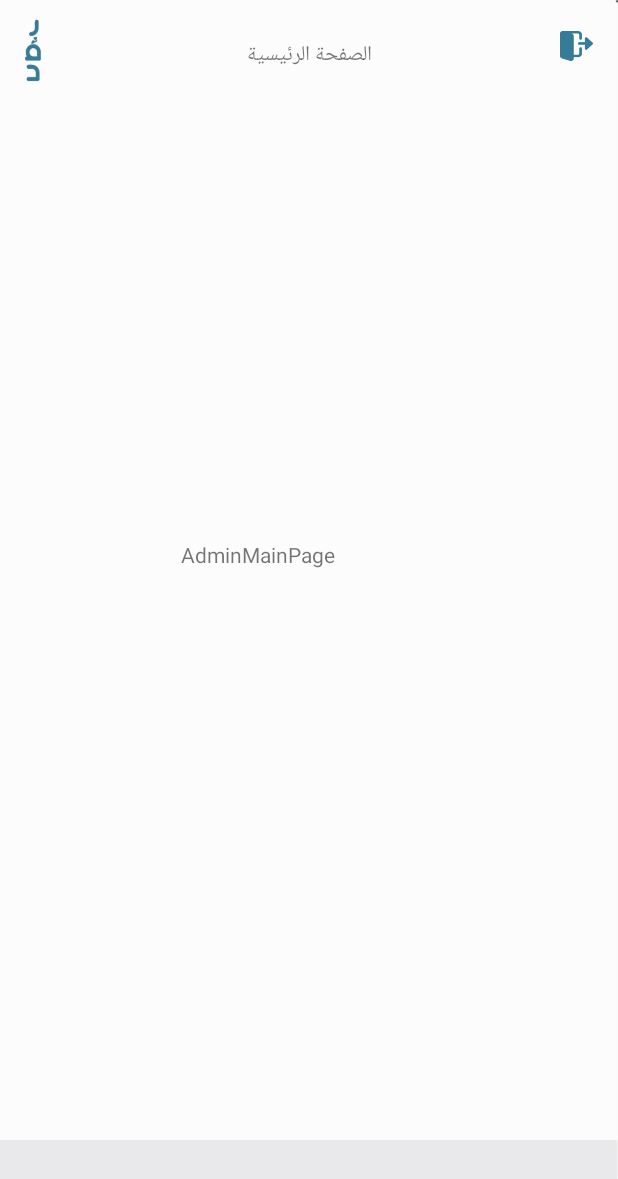
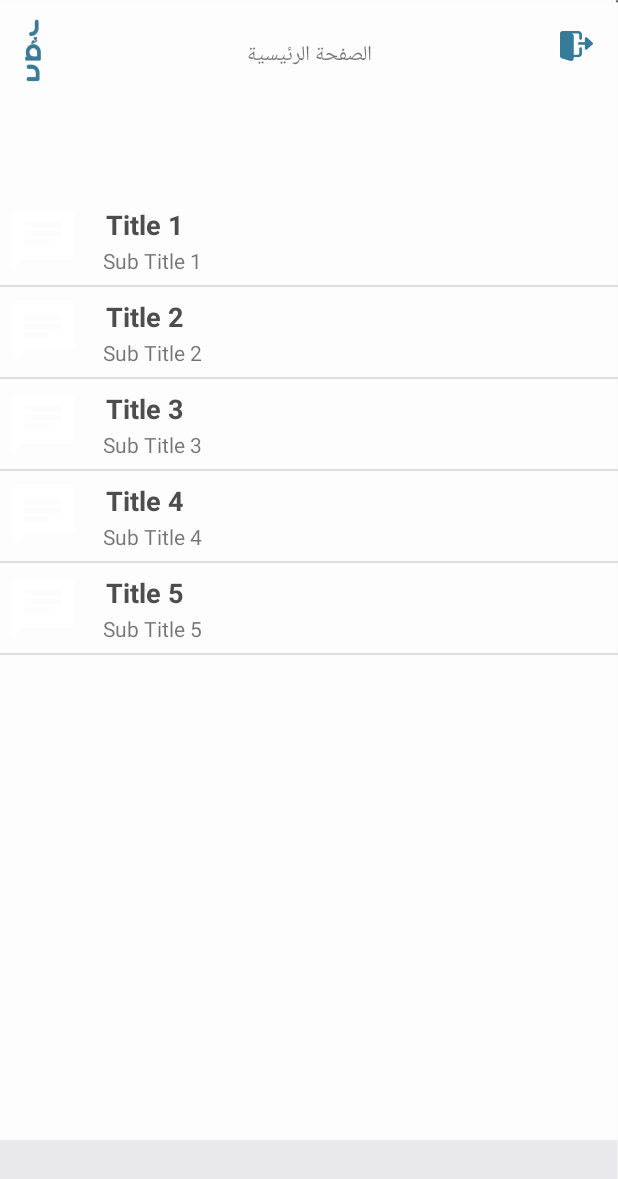
Before and after one commit to DeemSameer/Rafad, an Android app: the homepageAdmin screen opened directly, with no data from a screen before it, on a phone screen of 412 x 824 dp. Shown: the top 1179 px of the screen. Run offline under Robolectric (Android 15) with nearby library versions, the light colour scheme and no system bars; our stand-ins replace Firebase (no records; nobody signed in at launch, a user with empty details on screens opened directly); Roboto replaces fonts that are not available here.

Commit message:
Merge branch 'master' of https://github.com/DeemSameer/Rafad into master
 Conflicts:
	app/src/main/java/com/example/rafad/MainActivity.java

Admin Page List V1

```diff
--- /dev/null
+++ b/app/src/main/java/com/example/rafad/MyListAdapter.java
@@ -0,0 +1,46 @@
+package com.example.rafad;
+
+
+import android.app.Activity;
+
+import android.view.LayoutInflater;
+import android.view.View;
+import android.view.ViewGroup;
+import android.widget.ArrayAdapter;
+import android.widget.ImageView;
+import android.widget.TextView;
+
+class MyListAdapter extends ArrayAdapter<String> {
+
+    private final Activity context;
+    private final String[] maintitle;
+    private final String[] subtitle;
+    private final Integer[] imgid;
+
+    public MyListAdapter(Activity context, String[] maintitle,String[] subtitle, Integer[] imgid) {
+        super(context, R.layout.mylist, maintitle);
+        // TODO Auto-generated constructor stub
+
+        this.context=context;
+        this.maintitle=maintitle;
+        this.subtitle=subtitle;
+        this.imgid=imgid;
+
+    }
+
+    public View getView(int position,View view,ViewGroup parent) {
+        LayoutInflater inflater=context.getLayoutInflater();
+       View rowView=inflater.inflate(R.layout.mylist, null,true);
+
+        TextView titleText = (TextView) rowView.findViewById(R.id.title);
+        ImageView imageView = (ImageView) rowView.findViewById(R.id.icon);
+        TextView subtitleText = (TextView) rowView.findViewById(R.id.subtitle);
+
+        titleText.setText(maintitle[position]);
+        imageView.setImageResource(imgid[position]);
+        subtitleText.setText(subtitle[position]);
+
+        return rowView;
+
+    };
+}
--- a/app/src/main/java/com/example/rafad/homepageAdmin.java
+++ b/app/src/main/java/com/example/rafad/homepageAdmin.java
@@ -6,12 +6,33 @@ import android.content.Intent;
 import android.os.Bundle;
 import android.view.View;
 import android.widget.Button;
+import android.widget.ListView;
 
 import com.google.firebase.auth.FirebaseAuth;
 
 public class homepageAdmin extends AppCompatActivity {
     Button logout;
     FirebaseAuth fAuth;
+
+    ListView list;
+
+    String[] maintitle ={
+            "Title 1","Title 2",
+            "Title 3","Title 4",
+            "Title 5",
+    };
+
+    String[] subtitle ={
+            "Sub Title 1","Sub Title 2",
+            "Sub Title 3","Sub Title 4",
+            "Sub Title 5",
+    };
+
+    Integer[] imgid={
+            R.drawable.chaticon,R.drawable.chaticon,
+            R.drawable.chaticon,R.drawable.chaticon,
+            R.drawable.chaticon,
+    };
 
     @Override
     protected void onCreate(Bundle savedInstanceState) {
@@ -31,5 +52,9 @@ public class homepageAdmin extends AppCompatActivity {
                 finish();
             }
         });
+
+        MyListAdapter adapter=new MyListAdapter(this, maintitle, subtitle,imgid);
+        list=(ListView)findViewById(R.id.list);
+        list.setAdapter(adapter);
     }
 }
--- a/app/src/main/res/layout/activity_homepage_admin.xml
+++ b/app/src/main/res/layout/activity_homepage_admin.xml
@@ -36,19 +36,15 @@
         app:layout_constraintTop_toTopOf="parent"
         app:layout_constraintVertical_bias="0.028" />
 
-    <TextView
-        android:id="@+id/textView8"
-        android:layout_width="wrap_content"
-        android:layout_height="wrap_content"
-        android:layout_marginStart="143dp"
-        android:layout_marginLeft="143dp"
-        android:layout_marginTop="271dp"
-        android:layout_marginEnd="211dp"
-        android:layout_marginRight="211dp"
-        android:layout_marginBottom="400dp"
-        android:text="AdminMainPage"
+    <ListView
+        android:id="@+id/list"
+        android:layout_width="416dp"
+        android:layout_height="645dp"
+        android:layout_marginTop="41dp"
+        android:layout_marginBottom="4dp"
         app:layout_constraintBottom_toBottomOf="parent"
         app:layout_constraintEnd_toEndOf="parent"
         app:layout_constraintStart_toStartOf="parent"
         app:layout_constraintTop_toBottomOf="@+id/homepagetext" />
+
 </androidx.constraintlayout.widget.ConstraintLayout>
--- /dev/null
+++ b/app/src/main/res/layout/mylist.xml
@@ -0,0 +1,35 @@
+<?xml version="1.0" encoding="utf-8"?>
+<LinearLayout xmlns:android="http://schemas.android.com/apk/res/android"
+    android:layout_width="match_parent"
+    android:layout_height="match_parent"
+    android:orientation="horizontal" >
+
+    <ImageView
+        android:id="@+id/icon"
+        android:layout_width="60dp"
+        android:layout_height="60dp"
+        android:padding="5dp" />
+
+    <LinearLayout android:layout_width="wrap_content"
+        android:layout_height="wrap_content"
+        android:orientation="vertical">
+
+        <TextView
+            android:id="@+id/title"
+            android:layout_width="wrap_content"
+            android:layout_height="wrap_content"
+            android:text="Medium Text"
+            android:textStyle="bold"
+            android:textAppearance="?android:attr/textAppearanceMedium"
+            android:layout_marginLeft="10dp"
+            android:layout_marginTop="5dp"
+            android:padding="2dp"
+            android:textColor="#4d4d4d" />
+        <TextView
+            android:id="@+id/subtitle"
+            android:layout_width="wrap_content"
+            android:layout_height="wrap_content"
+            android:text="TextView"
+            android:layout_marginLeft="10dp"/>
+    </LinearLayout>
+</LinearLayout>
```
